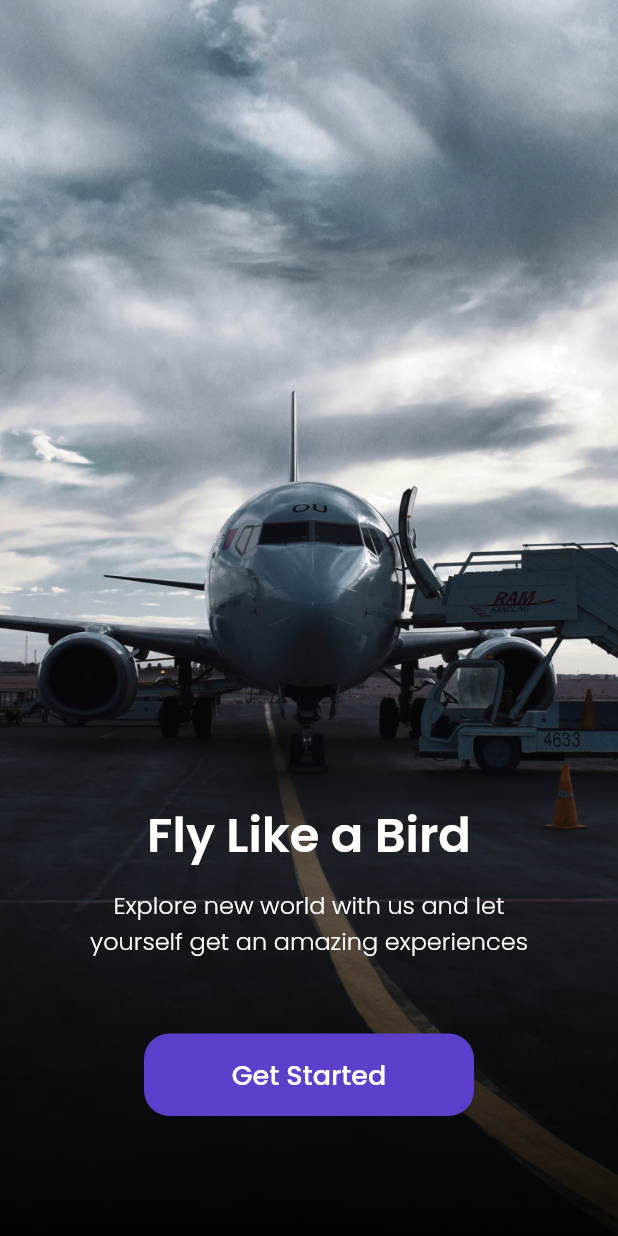
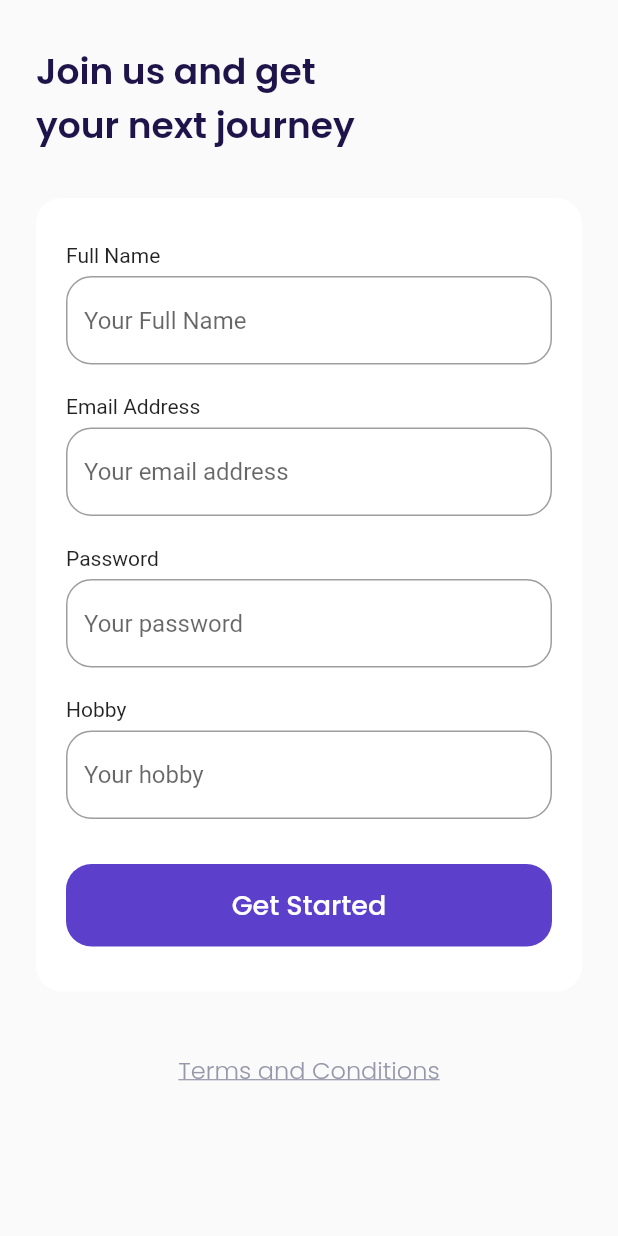
Before and after one commit to galuhraka/Airplane-Flutter, a Flutter app: the screen it shows after launch, after a tap on "Get Started", on a phone screen of 412 x 824 dp. Run offline on Flutter 3.47's test engine with Material 2 defaults, Android fonts, the phone set to English and light mode, and no system bars; our stand-ins replace google_fonts.

Commit message:
Add Sign Up Page

```diff
--- a/lib/main.dart
+++ b/lib/main.dart
@@ -1,7 +1,8 @@
-import 'package:airplane/ui/pages/get_started_page.dart';
 import 'package:flutter/cupertino.dart';
 import 'package:flutter/material.dart';
 
+import 'ui/pages/get_started_page.dart';
+import 'ui/pages/sign_up_page.dart';
 import 'ui/pages/splash_page.dart';
 
 void main() => runApp(MyApp());
@@ -16,6 +17,7 @@ class MyApp extends StatelessWidget {
       routes: {
         '/': (context) => SplashPage(),
         '/get-started': (context) => GetStartedPage(),
+        '/sign-up': (context) => SignUpPage(),
       },
     );
   }
--- a/lib/shared/theme.dart
+++ b/lib/shared/theme.dart
@@ -1,5 +1,8 @@
 import 'package:flutter/material.dart';
 import 'package:google_fonts/google_fonts.dart';
+
+double defaultMargin = 24.0;
+double defaultRadius = 17.0;
 
 Color kPrimaryColor = Color(0xff5C40CC);
 Color kBlackColor = Color(0xff1F1449);
--- a/lib/ui/pages/get_started_page.dart
+++ b/lib/ui/pages/get_started_page.dart
@@ -51,11 +51,13 @@ class GetStartedPage extends StatelessWidget {
                     bottom: 80,
                   ),
                   child: TextButton(
-                    onPressed: () {},
+                    onPressed: () {
+                      Navigator.pushNamed(context, '/sign-up');
+                    },
                     style: TextButton.styleFrom(
                       backgroundColor: kPrimaryColor,
                       shape: RoundedRectangleBorder(
-                        borderRadius: BorderRadius.circular(17),
+                        borderRadius: BorderRadius.circular(defaultRadius),
                       ),
                     ),
                     child: Text(
--- /dev/null
+++ b/lib/ui/pages/sign_up_page.dart
@@ -0,0 +1,222 @@
+import 'package:airplane/shared/theme.dart';
+import 'package:flutter/material.dart';
+
+class SignUpPage extends StatelessWidget {
+  const SignUpPage({Key? key}) : super(key: key);
+
+  @override
+  Widget build(BuildContext context) {
+    Widget title() {
+      return Container(
+        margin: EdgeInsets.only(
+          top: 30,
+        ),
+        child: Text(
+          'Join us and get\nyour next journey',
+          style: blackTextStyle.copyWith(
+            fontSize: 24,
+            fontWeight: semiBold,
+          ),
+        ),
+      );
+    }
+
+    Widget inputSection() {
+      Widget nameInput() {
+        return Container(
+          margin: EdgeInsets.only(bottom: 20),
+          child: Column(
+            crossAxisAlignment: CrossAxisAlignment.start,
+            children: [
+              Text(
+                'Full Name',
+              ),
+              SizedBox(height: 6),
+              TextFormField(
+                cursorColor: kBackgroundColor,
+                decoration: InputDecoration(
+                  hintText: 'Your Full Name',
+                  border: OutlineInputBorder(
+                    borderRadius: BorderRadius.circular(defaultRadius),
+                  ),
+                  focusedBorder: OutlineInputBorder(
+                      borderRadius: BorderRadius.circular(defaultRadius),
+                      borderSide: BorderSide(
+                        color: kPrimaryColor,
+                      )),
+                ),
+              ),
+            ],
+          ),
+        );
+      }
+
+      Widget emailInput() {
+        return Container(
+          margin: EdgeInsets.only(bottom: 20),
+          child: Column(
+            crossAxisAlignment: CrossAxisAlignment.start,
+            children: [
+              Text(
+                'Email Address',
+              ),
+              SizedBox(height: 6),
+              TextFormField(
+                cursorColor: kBackgroundColor,
+                decoration: InputDecoration(
+                  hintText: 'Your email address',
+                  border: OutlineInputBorder(
+                    borderRadius: BorderRadius.circular(defaultRadius),
+                  ),
+                  focusedBorder: OutlineInputBorder(
+                      borderRadius: BorderRadius.circular(defaultRadius),
+                      borderSide: BorderSide(
+                        color: kPrimaryColor,
+                      )),
+                ),
+              ),
+            ],
+          ),
+        );
+      }
+
+      Widget passwordInput() {
+        return Container(
+          margin: EdgeInsets.only(bottom: 20),
+          child: Column(
+            crossAxisAlignment: CrossAxisAlignment.start,
+            children: [
+              Text(
+                'Password',
+              ),
+              SizedBox(height: 6),
+              TextFormField(
+                cursorColor: kBackgroundColor,
+                obscureText: true,
+                decoration: InputDecoration(
+                  hintText: 'Your password',
+                  border: OutlineInputBorder(
+                    borderRadius: BorderRadius.circular(defaultRadius),
+                  ),
+                  focusedBorder: OutlineInputBorder(
+                      borderRadius: BorderRadius.circular(defaultRadius),
+                      borderSide: BorderSide(
+                        color: kPrimaryColor,
+                      )),
+                ),
+              ),
+            ],
+          ),
+        );
+      }
+
+      Widget hobbyInput() {
+        return Container(
+          margin: EdgeInsets.only(bottom: 30),
+          child: Column(
+            crossAxisAlignment: CrossAxisAlignment.start,
+            children: [
+              Text(
+                'Hobby',
+              ),
+              SizedBox(height: 6),
+              TextFormField(
+                cursorColor: kBackgroundColor,
+                decoration: InputDecoration(
+                  hintText: 'Your hobby',
+                  border: OutlineInputBorder(
+                    borderRadius: BorderRadius.circular(defaultRadius),
+                  ),
+                  focusedBorder: OutlineInputBorder(
+                      borderRadius: BorderRadius.circular(defaultRadius),
+                      borderSide: BorderSide(
+                        color: kPrimaryColor,
+                      )),
+                ),
+              ),
+            ],
+          ),
+        );
+      }
+
+      Widget submitButton() {
+        return Container(
+          width: double.infinity,
+          height: 55,
+          child: TextButton(
+            onPressed: () {},
+            style: TextButton.styleFrom(
+              backgroundColor: kPrimaryColor,
+              shape: RoundedRectangleBorder(
+                borderRadius: BorderRadius.circular(
+                  defaultRadius,
+                ),
+              ),
+            ),
+            child: Text(
+              'Get Started',
+              style: whiteTextStyle.copyWith(
+                fontSize: 18,
+                fontWeight: medium,
+              ),
+            ),
+          ),
+        );
+      }
+
+      return Container(
+        margin: EdgeInsets.only(top: 30),
+        padding: EdgeInsets.symmetric(
+          horizontal: 20,
+          vertical: 30,
+        ),
+        decoration: BoxDecoration(
+          color: kWhiteColor,
+          borderRadius: BorderRadius.circular(defaultRadius),
+        ),
+        child: Column(
+          children: [
+            nameInput(),
+            emailInput(),
+            passwordInput(),
+            hobbyInput(),
+            submitButton(),
+          ],
+        ),
+      );
+    }
+
+    Widget tacButton() {
+      return Container(
+        alignment: Alignment.center,
+        margin: EdgeInsets.only(
+          top: 40,
+          bottom: 73,
+        ),
+        child: Text(
+          'Terms and Conditions',
+          style: greyTextStyle.copyWith(
+              fontSize: 16,
+              fontWeight: light,
+              decoration: TextDecoration.underline),
+        ),
+      );
+    }
+
+    return Scaffold(
+      backgroundColor: kBackgroundColor,
+      body: SafeArea(
+        child: ListView(
+          padding: EdgeInsets.symmetric(
+            horizontal: defaultMargin,
+          ),
+          children: [
+            title(),
+            inputSection(),
+            tacButton(),
+          ],
+        ),
+      ),
+    );
+  }
+}
--- a/lib/ui/pages/splash_page.dart
+++ b/lib/ui/pages/splash_page.dart
@@ -1,7 +1,6 @@
 import 'dart:async';
 
 import 'package:airplane/shared/theme.dart';
-import 'package:airplane/ui/pages/get_started_page.dart';
 import 'package:flutter/material.dart';
 
 class SplashPage extends StatefulWidget {
```
